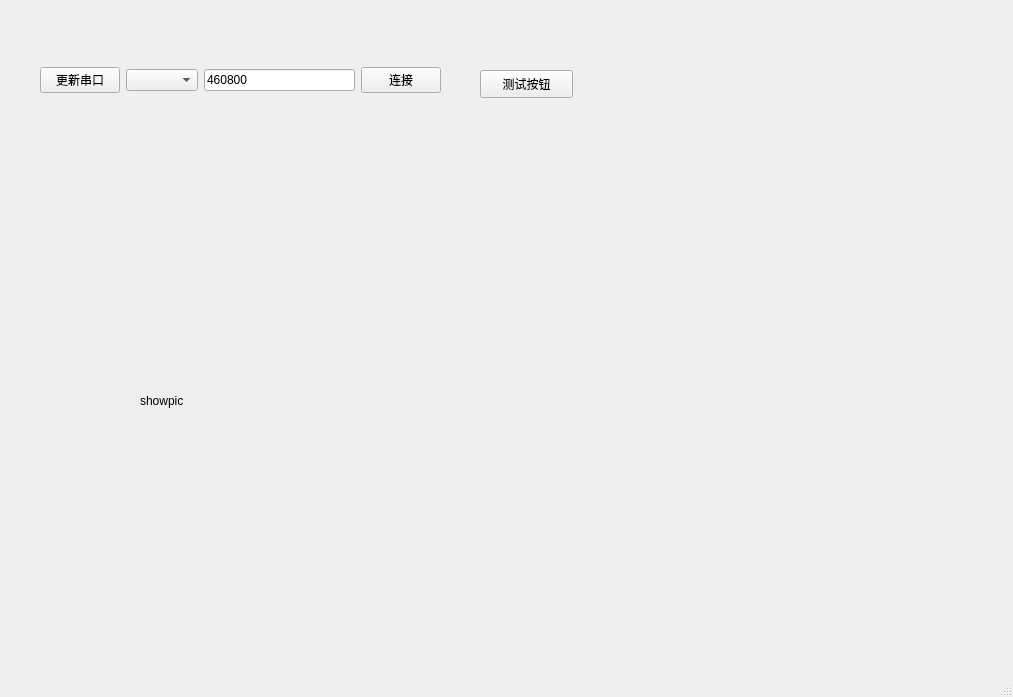
Above: mainwindow.ui from wood1139/trunk_door_demo before the change. Below: the same form after it.
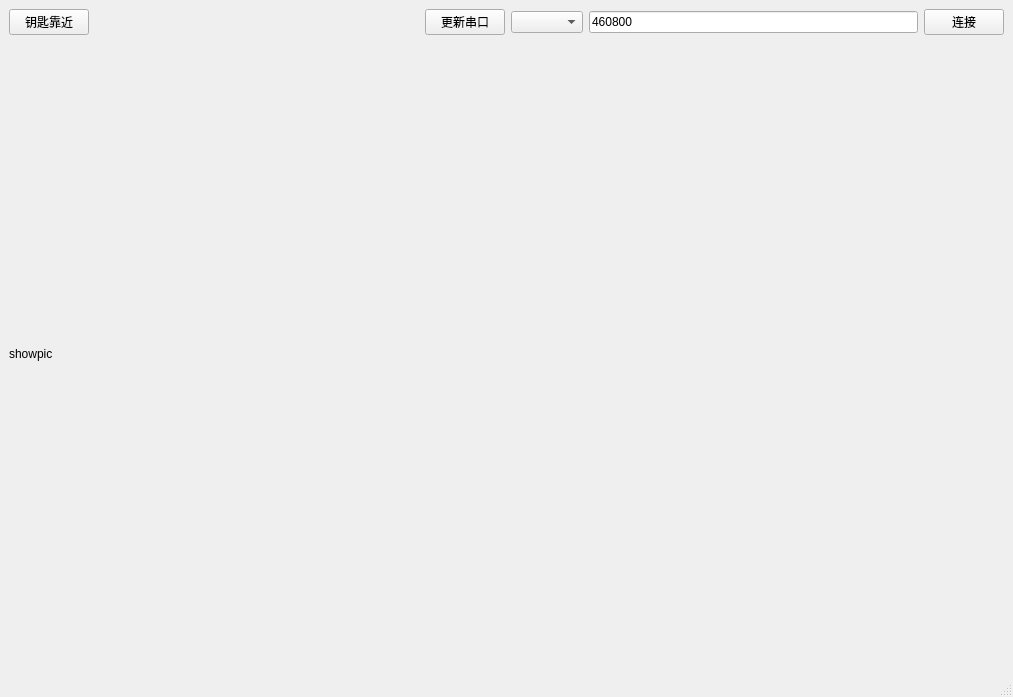
That is the form after the change.

The edit to the form file:
```diff
--- a/mainwindow.ui
+++ b/mainwindow.ui
@@ -14,16 +14,32 @@
    <string>MainWindow</string>
   </property>
   <widget class="QWidget" name="centralwidget">
-   <widget class="QWidget" name="horizontalLayoutWidget">
-    <property name="geometry">
-     <rect>
-      <x>40</x>
-      <y>40</y>
-      <width>401</width>
-      <height>80</height>
-     </rect>
-    </property>
+   <layout class="QGridLayout" name="gridLayout">
+    <item row="0" column="0">
+     <widget class="QPushButton" name="pushButton_test">
+      <property name="text">
+       <string>钥匙靠近</string>
+      </property>
+     </widget>
+    </item>
+    <item row="0" column="1">
     <layout class="QHBoxLayout" name="horizontalLayout">
+      <property name="sizeConstraint">
+       <enum>QLayout::SetMinimumSize</enum>
+      </property>
+      <item>
+       <spacer name="horizontalSpacer">
+        <property name="orientation">
+         <enum>Qt::Horizontal</enum>
+        </property>
+        <property name="sizeHint" stdset="0">
+         <size>
+          <width>40</width>
+          <height>20</height>
+         </size>
+        </property>
+       </spacer>
+      </item>
      <item>
       <widget class="QPushButton" name="pushButton_refreshComList">
        <property name="text">
@@ -49,33 +65,15 @@
       </widget>
      </item>
     </layout>
-   </widget>
+    </item>
+    <item row="1" column="0" colspan="2">
    <widget class="QLabel" name="label_pic">
-    <property name="geometry">
-     <rect>
-      <x>140</x>
-      <y>220</y>
-      <width>691</width>
-      <height>361</height>
-     </rect>
-    </property>
     <property name="text">
      <string>showpic</string>
     </property>
    </widget>
-   <widget class="QPushButton" name="pushButton_test">
-    <property name="geometry">
-     <rect>
-      <x>480</x>
-      <y>70</y>
-      <width>93</width>
-      <height>28</height>
-     </rect>
-    </property>
-    <property name="text">
-     <string>测试按钮</string>
-    </property>
-   </widget>
+    </item>
+   </layout>
   </widget>
   <widget class="QMenuBar" name="menubar">
    <property name="geometry">
```
Left out of the diff: 2 changed lines with no effect on the pictures. Lines whose indentation alone changed are shown as unchanged.
